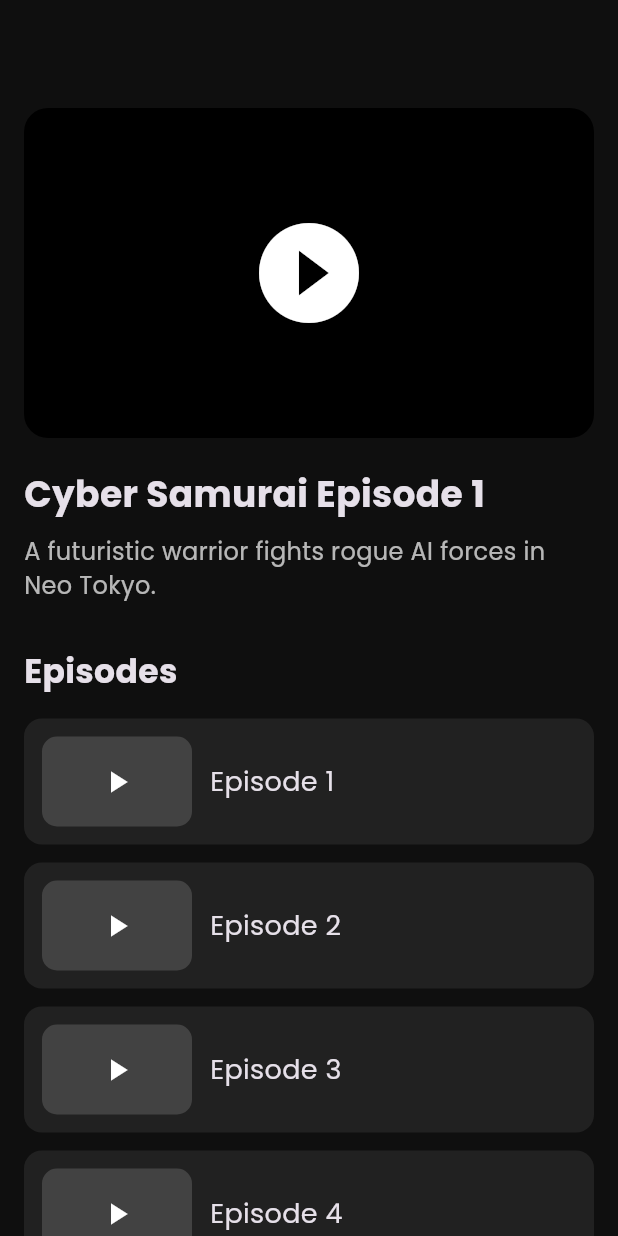
After one commit to francisbethel8/media_crunchy, a Flutter app: the WatchScreen screen opened by its route, on a phone screen of 412 x 824 dp. The commit adds this screen. Run offline on Flutter 3.47's test engine with Material 3 defaults, Android fonts, the phone set to English and light mode, and no system bars; our stand-ins replace flutter_riverpod, go_router, google_fonts.

Commit message:
built page and video navigation

```diff
--- /dev/null
+++ b/lib/features/video/presentation/screens/watch_screen.dart
@@ -0,0 +1,154 @@
+import 'package:flutter/material.dart';
+
+class WatchScreen extends StatelessWidget {
+  const WatchScreen({super.key});
+
+  @override
+  Widget build(BuildContext context) {
+    return Scaffold(
+      appBar: AppBar(),
+
+      body: ListView(
+        padding: const EdgeInsets.all(16),
+
+        children: [
+          Container(
+            height: 220,
+
+            decoration: BoxDecoration(
+              color: Colors.black,
+              borderRadius: BorderRadius.circular(16),
+            ),
+
+            child: const Center(child: Icon(Icons.play_circle_fill, size: 80)),
+          ),
+
+          const SizedBox(height: 20),
+
+          const Text(
+            'Cyber Samurai Episode 1',
+            style: TextStyle(fontSize: 24, fontWeight: FontWeight.bold),
+          ),
+
+          const SizedBox(height: 10),
+
+          const Text(
+            'A futuristic warrior fights rogue AI forces in Neo Tokyo.',
+            style: TextStyle(fontSize: 16, color: Colors.white70),
+          ),
+
+          const SizedBox(height: 30),
+
+          const Text(
+            'Episodes',
+            style: TextStyle(fontSize: 22, fontWeight: FontWeight.bold),
+          ),
+
+          const SizedBox(height: 16),
+
+          Column(
+            children: List.generate(
+              5,
+              (index) => Container(
+                margin: const EdgeInsets.only(bottom: 12),
+
+                padding: const EdgeInsets.all(12),
+
+                decoration: BoxDecoration(
+                  color: Colors.grey.shade900,
+                  borderRadius: BorderRadius.circular(12),
+                ),
+
+                child: Row(
+                  children: [
+                    Container(
+                      width: 100,
+                      height: 60,
+
+                      decoration: BoxDecoration(
+                        color: Colors.grey.shade800,
+                        borderRadius: BorderRadius.circular(10),
+                      ),
+
+                      child: const Icon(Icons.play_arrow),
+                    ),
+
+                    const SizedBox(width: 12),
+
+                    Expanded(
+                      child: Text(
+                        'Episode ${index + 1}',
+                        style: const TextStyle(fontSize: 18),
+                      ),
+                    ),
+                  ],
+                ),
+              ),
+            ),
+          ),
+
+          const SizedBox(height: 30),
+
+          const Text(
+            'Related AI Anime',
+            style: TextStyle(fontSize: 22, fontWeight: FontWeight.bold),
+          ),
+
+          const SizedBox(height: 16),
+
+          SizedBox(
+            height: 220,
+
+            child: ListView(
+              scrollDirection: Axis.horizontal,
+
+              children: [
+                _relatedCard('AI Wars'),
+                _relatedCard('Neon Future'),
+                _relatedCard('Mecha X'),
+              ],
+            ),
+          ),
+        ],
+      ),
+    );
+  }
+
+  Widget _relatedCard(String title) {
+    return Container(
+      width: 180,
+      margin: const EdgeInsets.only(right: 16),
+
+      decoration: BoxDecoration(
+        color: Colors.grey.shade900,
+        borderRadius: BorderRadius.circular(16),
+      ),
+
+      child: Column(
+        children: [
+          Expanded(
+            child: Container(
+              decoration: BoxDecoration(
+                color: Colors.grey.shade800,
+                borderRadius: const BorderRadius.vertical(
+                  top: Radius.circular(16),
+                ),
+              ),
+
+              child: const Center(child: Icon(Icons.movie)),
+            ),
+          ),
+
+          Padding(
+            padding: const EdgeInsets.all(12),
+
+            child: Text(
+              title,
+              style: const TextStyle(fontWeight: FontWeight.bold),
+            ),
+          ),
+        ],
+      ),
+    );
+  }
+}
--- a/lib/routes/api_routes.dart
+++ b/lib/routes/api_routes.dart
@@ -1,5 +1,6 @@
 import 'package:go_router/go_router.dart';
 
+import '../features/video/presentation/screens/watch_screen.dart';
 import '../shared/components/main_navigation_screen.dart';
 
 final GoRouter appRouter = GoRouter(
@@ -8,5 +9,7 @@ final GoRouter appRouter = GoRouter(
       path: '/',
       builder: (context, state) => const MainNavigationScreen(),
     ),
+
+    GoRoute(path: '/watch', builder: (context, state) => const WatchScreen()),
   ],
 );
--- a/lib/shared/widgets/video_card.dart
+++ b/lib/shared/widgets/video_card.dart
@@ -1,4 +1,5 @@
 import 'package:flutter/material.dart';
+import 'package:go_router/go_router.dart';
 
 class VideoCard extends StatelessWidget {
   final String title;
@@ -7,9 +8,15 @@ class VideoCard extends StatelessWidget {
 
   @override
   Widget build(BuildContext context) {
-    return Container(
+    return GestureDetector(
+      onTap: () {
+        context.push('/watch');
+      },
+
+      child: Container(
         width: 300,
         margin: const EdgeInsets.only(right: 16),
+
         decoration: BoxDecoration(
           color: Colors.grey.shade900,
           borderRadius: BorderRadius.circular(16),
@@ -17,6 +24,7 @@ class VideoCard extends StatelessWidget {
 
         child: Column(
           crossAxisAlignment: CrossAxisAlignment.start,
+
           children: [
             Expanded(
               child: Container(
@@ -39,13 +47,18 @@ class VideoCard extends StatelessWidget {
 
             Padding(
               padding: const EdgeInsets.all(12),
+
               child: Text(
                 title,
-              style: const TextStyle(fontSize: 18, fontWeight: FontWeight.bold),
+                style: const TextStyle(
+                  fontSize: 18,
+                  fontWeight: FontWeight.bold,
+                ),
               ),
             ),
           ],
         ),
+      ),
     );
   }
 }
```
Lines whose indentation alone changed are shown as unchanged.
